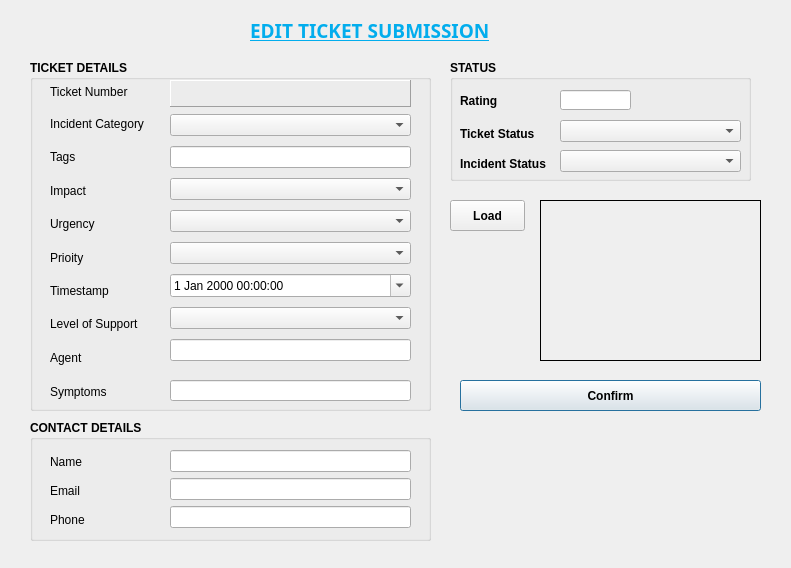
First picture: the form in editticketdialog.ui, repository 27011389/BitTicket, before the edit.
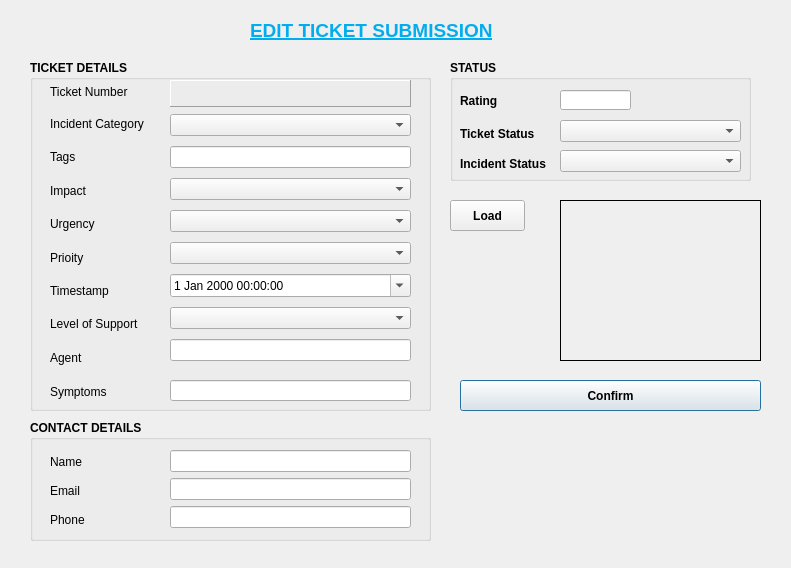
Second picture: the form after the edit. Icons and pictures are not drawn.

```diff
--- a/editticketdialog.ui
+++ b/editticketdialog.ui
@@ -28,9 +28,7 @@
    </property>
    <property name="font">
     <font>
-     <family>Uni Sans Heavy CAPS</family>
      <pointsize>14</pointsize>
-     <weight>75</weight>
      <bold>true</bold>
      <underline>true</underline>
     </font>
@@ -610,9 +608,9 @@
   <widget class="QLabel" name="lblImage">
    <property name="geometry">
     <rect>
-     <x>540</x>
+     <x>560</x>
      <y>200</y>
-     <width>221</width>
+     <width>201</width>
      <height>161</height>
     </rect>
    </property>
```
Left out of the diff: 33 changed lines with no effect on the pictures.
